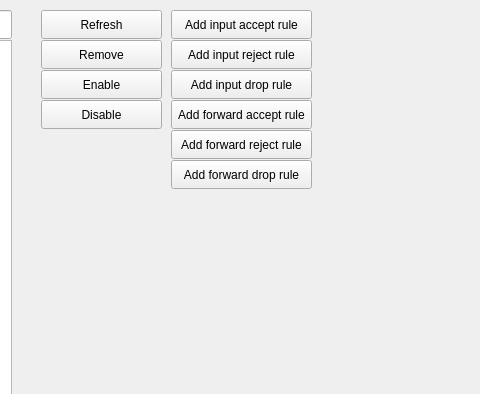
Old version of the form loginGUI/firewall.ui in the repository adiosko/mikrotik; both pictures show x 969 to 1449 and y 0 to 394 of the 1449 by 595 pixel window.
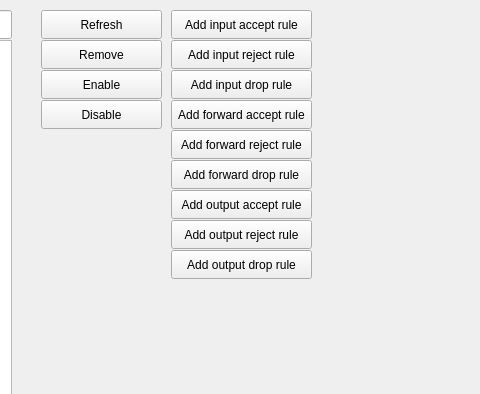
New version of the form.

Commit message: Adding ui for mangle and output

```diff
--- a/loginGUI/firewall.ui
+++ b/loginGUI/firewall.ui
@@ -397,6 +397,45 @@
      </rect>
     </property>
    </widget>
+   <widget class="QPushButton" name="outputacceptButton">
+    <property name="geometry">
+     <rect>
+      <x>1140</x>
+      <y>190</y>
+      <width>141</width>
+      <height>29</height>
+     </rect>
+    </property>
+    <property name="text">
+     <string>Add output accept rule</string>
+    </property>
+   </widget>
+   <widget class="QPushButton" name="outputdropButton">
+    <property name="geometry">
+     <rect>
+      <x>1140</x>
+      <y>250</y>
+      <width>141</width>
+      <height>29</height>
+     </rect>
+    </property>
+    <property name="text">
+     <string>Add output drop rule</string>
+    </property>
+   </widget>
+   <widget class="QPushButton" name="outputtrejectButton">
+    <property name="geometry">
+     <rect>
+      <x>1140</x>
+      <y>220</y>
+      <width>141</width>
+      <height>29</height>
+     </rect>
+    </property>
+    <property name="text">
+     <string>Add output reject rule</string>
+    </property>
+   </widget>
   </widget>
   <widget class="QStatusBar" name="statusbar"/>
  </widget>
```
The commit also changes 5 other files.
